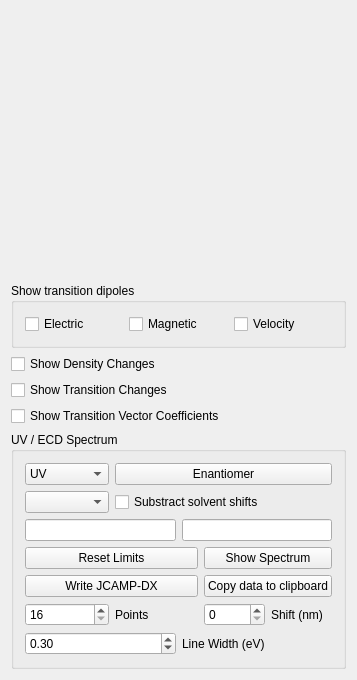
Above: kryolibs/mainwindow/quvwidgetbase.ui from anv2017/kryomol before the change. Below: the same form after it.
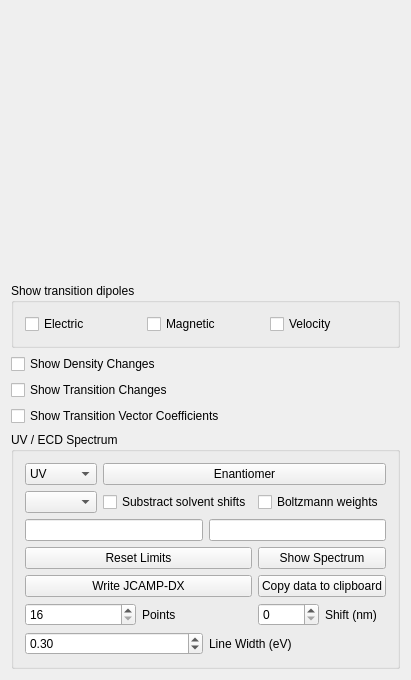
That is the form after the change. Custom widgets are drawn as their Qt base class.

Diff of the .ui file:
```diff
--- a/kryolibs/mainwindow/quvwidgetbase.ui
+++ b/kryolibs/mainwindow/quvwidgetbase.ui
@@ -128,13 +128,6 @@
       <item row="1" column="0">
        <widget class="QComboBox" name="_ECDFormalismComboBox"/>
       </item>
-      <item row="1" column="1" colspan="2">
-       <widget class="QCheckBox" name="_solventShiftCheckBox">
-        <property name="text">
-         <string>Substract solvent shifts</string>
-        </property>
-       </widget>
-      </item>
       <item row="2" column="0" colspan="3">
        <layout class="QHBoxLayout">
         <item>
@@ -261,6 +254,20 @@
         </item>
        </layout>
       </item>
+      <item row="1" column="1">
+       <widget class="QCheckBox" name="_solventShiftCheckBox">
+        <property name="text">
+         <string>Substract solvent shifts</string>
+        </property>
+       </widget>
+      </item>
+      <item row="1" column="2">
+       <widget class="QCheckBox" name="_boltzmannCheckBox">
+        <property name="text">
+         <string>Boltzmann weights</string>
+        </property>
+       </widget>
+      </item>
      </layout>
     </widget>
    </item>
```
